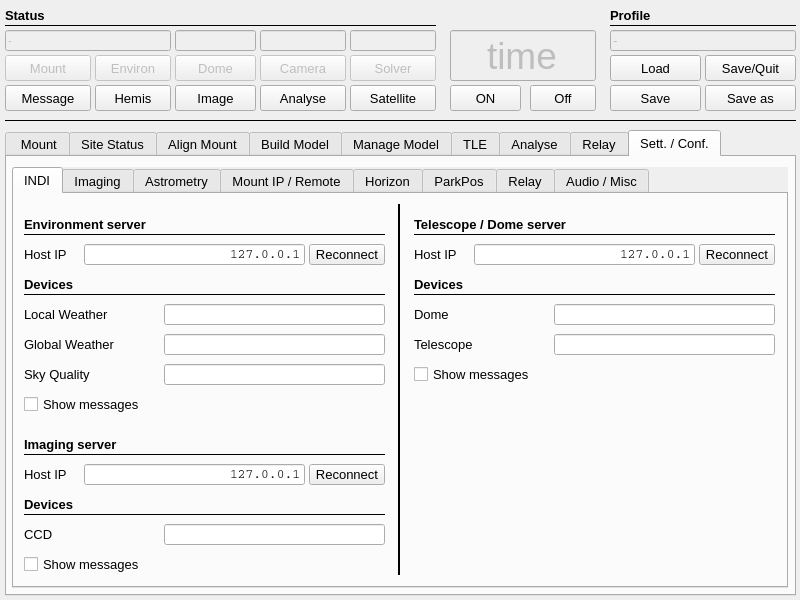
mworion/MountWizzard4, file mw4/gui/widgets/main.ui: the form before one commit.
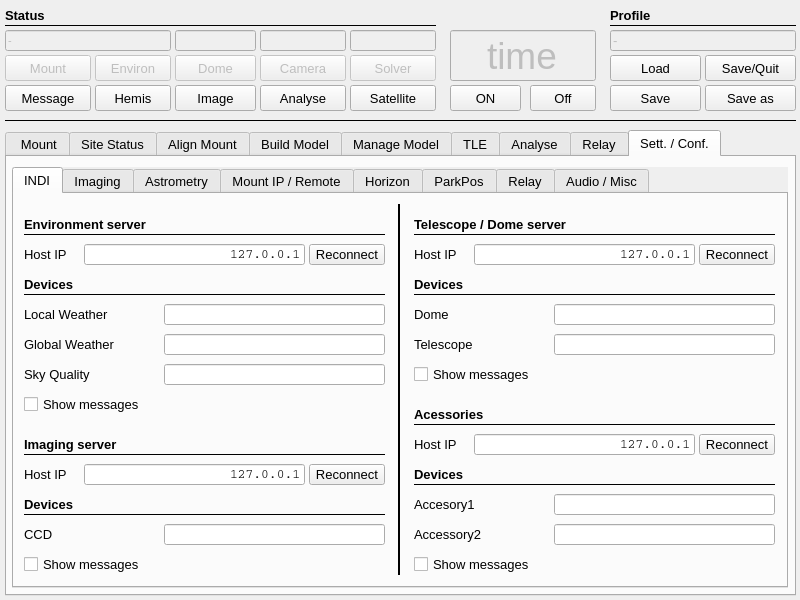
The form after the commit. The open tabs and pages were chosen to show the change.

```diff
--- a/mw4/gui/widgets/main.ui
+++ b/mw4/gui/widgets/main.ui
@@ -11694,6 +11694,329 @@
         <bool>false</bool>
        </property>
       </widget>
+      <widget class="QLabel" name="label_23">
+       <property name="geometry">
+        <rect>
+         <x>400</x>
+         <y>300</y>
+         <width>101</width>
+         <height>21</height>
+        </rect>
+       </property>
+       <property name="font">
+        <font>
+         <pointsize>10</pointsize>
+        </font>
+       </property>
+       <property name="text">
+        <string>Accesory1</string>
+       </property>
+      </widget>
+      <widget class="Line" name="line_60">
+       <property name="geometry">
+        <rect>
+         <x>400</x>
+         <y>290</y>
+         <width>361</width>
+         <height>1</height>
+        </rect>
+       </property>
+       <property name="font">
+        <font>
+         <pointsize>10</pointsize>
+        </font>
+       </property>
+       <property name="frameShadow">
+        <enum>QFrame::Plain</enum>
+       </property>
+       <property name="orientation">
+        <enum>Qt::Horizontal</enum>
+       </property>
+      </widget>
+      <widget class="QCheckBox" name="accessoryMessage">
+       <property name="geometry">
+        <rect>
+         <x>400</x>
+         <y>360</y>
+         <width>231</width>
+         <height>21</height>
+        </rect>
+       </property>
+       <property name="font">
+        <font>
+         <pointsize>10</pointsize>
+        </font>
+       </property>
+       <property name="toolTip">
+        <string>&lt;html&gt;&lt;head/&gt;&lt;body&gt;&lt;p&gt;Checked if you would like to enable blind solver function in SGPro&lt;/p&gt;&lt;/body&gt;&lt;/html&gt;</string>
+       </property>
+       <property name="layoutDirection">
+        <enum>Qt::LeftToRight</enum>
+       </property>
+       <property name="text">
+        <string>Show messages</string>
+       </property>
+       <property name="checked">
+        <bool>false</bool>
+       </property>
+      </widget>
+      <widget class="QLabel" name="label_mountIP_10">
+       <property name="geometry">
+        <rect>
+         <x>400</x>
+         <y>240</y>
+         <width>81</width>
+         <height>21</height>
+        </rect>
+       </property>
+       <property name="font">
+        <font>
+         <pointsize>10</pointsize>
+        </font>
+       </property>
+       <property name="text">
+        <string>Host IP</string>
+       </property>
+      </widget>
+      <widget class="QLineEdit" name="acessoryName2">
+       <property name="enabled">
+        <bool>true</bool>
+       </property>
+       <property name="geometry">
+        <rect>
+         <x>540</x>
+         <y>330</y>
+         <width>221</width>
+         <height>21</height>
+        </rect>
+       </property>
+       <property name="font">
+        <font>
+         <family>Arial</family>
+         <pointsize>10</pointsize>
+         <weight>50</weight>
+         <bold>false</bold>
+        </font>
+       </property>
+       <property name="mouseTracking">
+        <bool>false</bool>
+       </property>
+       <property name="focusPolicy">
+        <enum>Qt::StrongFocus</enum>
+       </property>
+       <property name="acceptDrops">
+        <bool>false</bool>
+       </property>
+       <property name="layoutDirection">
+        <enum>Qt::RightToLeft</enum>
+       </property>
+       <property name="text">
+        <string/>
+       </property>
+       <property name="alignment">
+        <set>Qt::AlignRight|Qt::AlignTrailing|Qt::AlignVCenter</set>
+       </property>
+       <property name="dragEnabled">
+        <bool>true</bool>
+       </property>
+       <property name="readOnly">
+        <bool>false</bool>
+       </property>
+      </widget>
+      <widget class="QLineEdit" name="indiHostAccessories">
+       <property name="geometry">
+        <rect>
+         <x>460</x>
+         <y>240</y>
+         <width>221</width>
+         <height>21</height>
+        </rect>
+       </property>
+       <property name="font">
+        <font>
+         <family>Courier</family>
+         <pointsize>10</pointsize>
+         <weight>50</weight>
+         <bold>false</bold>
+        </font>
+       </property>
+       <property name="mouseTracking">
+        <bool>false</bool>
+       </property>
+       <property name="acceptDrops">
+        <bool>false</bool>
+       </property>
+       <property name="toolTip">
+        <string>&lt;html&gt;&lt;head/&gt;&lt;body&gt;&lt;p&gt;IP address of INDI server, ip address and host names!&lt;/p&gt;&lt;/body&gt;&lt;/html&gt;</string>
+       </property>
+       <property name="layoutDirection">
+        <enum>Qt::RightToLeft</enum>
+       </property>
+       <property name="text">
+        <string>127.0.0.1</string>
+       </property>
+       <property name="maxLength">
+        <number>50</number>
+       </property>
+       <property name="alignment">
+        <set>Qt::AlignRight|Qt::AlignTrailing|Qt::AlignVCenter</set>
+       </property>
+       <property name="dragEnabled">
+        <bool>true</bool>
+       </property>
+       <property name="readOnly">
+        <bool>false</bool>
+       </property>
+      </widget>
+      <widget class="Line" name="line_72">
+       <property name="geometry">
+        <rect>
+         <x>400</x>
+         <y>230</y>
+         <width>361</width>
+         <height>1</height>
+        </rect>
+       </property>
+       <property name="font">
+        <font>
+         <pointsize>10</pointsize>
+        </font>
+       </property>
+       <property name="frameShadow">
+        <enum>QFrame::Plain</enum>
+       </property>
+       <property name="orientation">
+        <enum>Qt::Horizontal</enum>
+       </property>
+      </widget>
+      <widget class="QLabel" name="label_36">
+       <property name="geometry">
+        <rect>
+         <x>400</x>
+         <y>330</y>
+         <width>101</width>
+         <height>21</height>
+        </rect>
+       </property>
+       <property name="font">
+        <font>
+         <pointsize>10</pointsize>
+        </font>
+       </property>
+       <property name="text">
+        <string>Accessory2</string>
+       </property>
+      </widget>
+      <widget class="QLineEdit" name="accessoryName1">
+       <property name="enabled">
+        <bool>true</bool>
+       </property>
+       <property name="geometry">
+        <rect>
+         <x>540</x>
+         <y>300</y>
+         <width>221</width>
+         <height>21</height>
+        </rect>
+       </property>
+       <property name="font">
+        <font>
+         <family>Arial</family>
+         <pointsize>10</pointsize>
+         <weight>50</weight>
+         <bold>false</bold>
+        </font>
+       </property>
+       <property name="mouseTracking">
+        <bool>false</bool>
+       </property>
+       <property name="focusPolicy">
+        <enum>Qt::StrongFocus</enum>
+       </property>
+       <property name="acceptDrops">
+        <bool>false</bool>
+       </property>
+       <property name="layoutDirection">
+        <enum>Qt::RightToLeft</enum>
+       </property>
+       <property name="text">
+        <string/>
+       </property>
+       <property name="alignment">
+        <set>Qt::AlignRight|Qt::AlignTrailing|Qt::AlignVCenter</set>
+       </property>
+       <property name="dragEnabled">
+        <bool>true</bool>
+       </property>
+       <property name="readOnly">
+        <bool>false</bool>
+       </property>
+      </widget>
+      <widget class="QLabel" name="label_162">
+       <property name="geometry">
+        <rect>
+         <x>400</x>
+         <y>270</y>
+         <width>241</width>
+         <height>21</height>
+        </rect>
+       </property>
+       <property name="font">
+        <font>
+         <pointsize>10</pointsize>
+         <weight>75</weight>
+         <bold>true</bold>
+        </font>
+       </property>
+       <property name="text">
+        <string>Devices</string>
+       </property>
+      </widget>
+      <widget class="QPushButton" name="reconnectDome_2">
+       <property name="geometry">
+        <rect>
+         <x>685</x>
+         <y>240</y>
+         <width>76</width>
+         <height>21</height>
+        </rect>
+       </property>
+       <property name="font">
+        <font>
+         <family>Arial</family>
+         <pointsize>10</pointsize>
+        </font>
+       </property>
+       <property name="toolTip">
+        <string>&lt;html&gt;&lt;head/&gt;&lt;body&gt;&lt;p&gt;Opens the image window&lt;/p&gt;&lt;/body&gt;&lt;/html&gt;</string>
+       </property>
+       <property name="styleSheet">
+        <string notr="true"/>
+       </property>
+       <property name="text">
+        <string>Reconnect</string>
+       </property>
+      </widget>
+      <widget class="QLabel" name="label_265">
+       <property name="geometry">
+        <rect>
+         <x>400</x>
+         <y>210</y>
+         <width>211</width>
+         <height>21</height>
+        </rect>
+       </property>
+       <property name="font">
+        <font>
+         <pointsize>10</pointsize>
+         <weight>75</weight>
+         <bold>true</bold>
+        </font>
+       </property>
+       <property name="text">
+        <string>Acessories</string>
+       </property>
+      </widget>
      </widget>
      <widget class="QWidget" name="tab_9">
       <attribute name="title">
```
Left out of the diff: 2 changed lines with no effect on the pictures.
